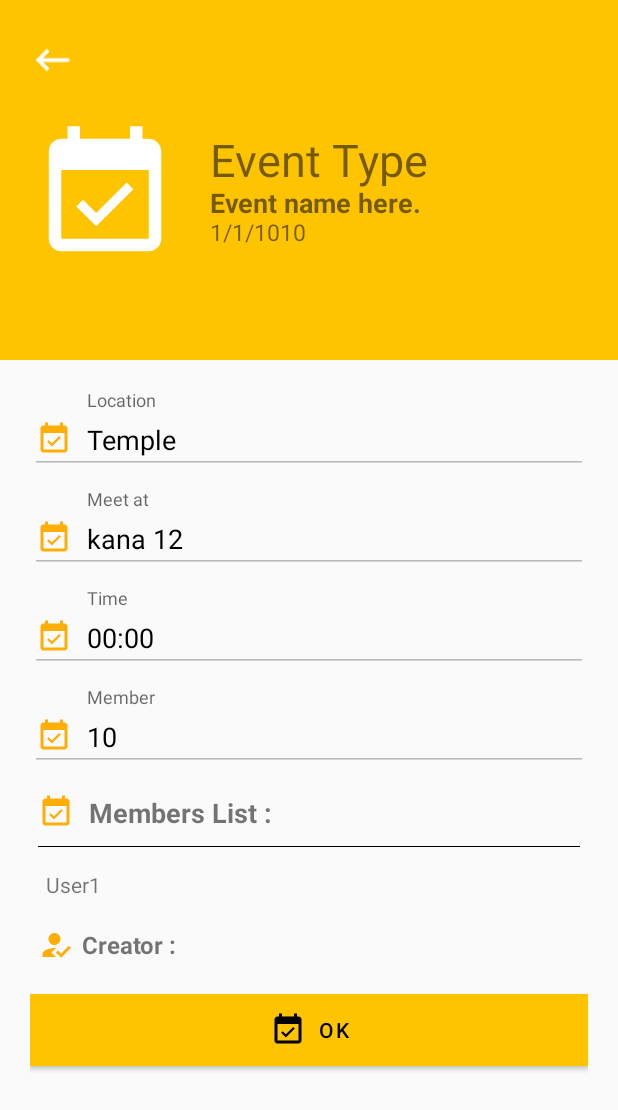
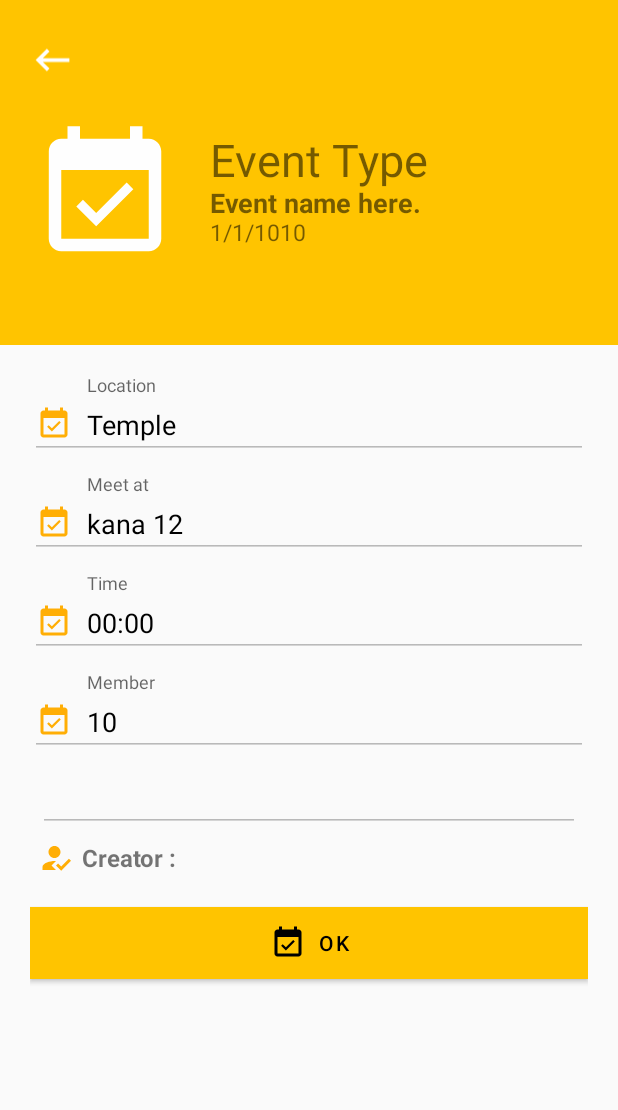
Before and after one commit to Alohadancemeow/App_demo4, an Android app: the EventReviewActivity screen opened directly, with no data from a screen before it, on a phone screen of 412 x 824 dp. Shown: the top 1110 px of the screen. Run offline under Robolectric (Android 15) with nearby library versions, the phone set to English and light mode, and no system bars; our stand-ins replace Firebase (no records; nobody signed in at launch, a user with empty details on screens opened directly); Roboto replaces fonts that are not available here.

Commit message:
Completed!! ShowAllMember

```diff
--- a/app/src/main/res/layout/activity_event_review.xml
+++ b/app/src/main/res/layout/activity_event_review.xml
@@ -7,13 +7,13 @@
     tools:context=".activity.EventReviewActivity">
 
     <LinearLayout
-        android:layout_width="wrap_content"
+        android:layout_width="match_parent"
         android:layout_height="wrap_content"
         android:orientation="vertical">
 
         <RelativeLayout
             android:layout_width="match_parent"
-            android:layout_height="240dp"
+            android:layout_height="230dp"
             android:background="#FFC400"
             android:padding="20dp">
 
@@ -148,7 +148,6 @@
                 android:id="@+id/event_review_member"
                 android:layout_width="match_parent"
                 android:layout_height="wrap_content"
-                android:layout_marginBottom="10dp"
                 android:hint="Member">
 
                 <com.google.android.material.textfield.TextInputEditText
@@ -170,46 +169,21 @@
                 android:orientation="vertical"
                 android:padding="5dp">
 
-                <TextView
+                <EditText
+                    android:id="@+id/edt_list_name"
                     android:layout_width="match_parent"
                     android:layout_height="wrap_content"
-                    android:layout_marginBottom="10dp"
-                    android:drawablePadding="10dp"
+                    android:enabled="false"
                     android:fontFamily="@font/antic"
-                    android:text="Members List :"
-                    android:textSize="18sp"
-                    android:textStyle="bold"
-                    app:drawableStartCompat="@drawable/ic_event_available_yellow" />
-
-                <View
-                    android:layout_width="match_parent"
-                    android:layout_height="0.5dp"
-                    android:layout_marginBottom="10dp"
-                    android:background="#000" />
-
-
-                <LinearLayout
-                    android:layout_width="match_parent"
-                    android:layout_height="match_parent"
-                    android:layout_margin="5dp"
-                    android:orientation="vertical">
-
-                    <TextView
-                        android:id="@+id/tv_mem1"
-                        android:layout_width="match_parent"
-                        android:layout_height="wrap_content"
-                        android:layout_marginBottom="8dp"
-                        android:text="User1" />
-
-
-                </LinearLayout>
+                    android:textColor="@android:color/tertiary_text_dark"
+                    android:textStyle="bold" />
 
                 <TextView
                     android:id="@+id/tv_creator_review"
                     android:layout_width="match_parent"
                     android:layout_height="wrap_content"
+                    android:layout_marginTop="5dp"
                     android:layout_marginBottom="10dp"
-                    android:layout_marginTop="5dp"
                     android:drawablePadding="5dp"
                     android:fontFamily="@font/antic"
                     android:gravity="center_vertical"
@@ -218,9 +192,7 @@
                     android:textStyle="bold"
                     app:drawableStartCompat="@drawable/ic_user_status_yellow" />
 
-
             </LinearLayout>
-
 
 
             <com.google.android.material.button.MaterialButton
--- a/app/src/main/res/layout/recyclerview_home_row.xml
+++ b/app/src/main/res/layout/recyclerview_home_row.xml
@@ -110,12 +110,6 @@
                 android:padding="10dp"
                 android:visibility="visible">
 
-                <!--                <View-->
-                <!--                    android:layout_width="match_parent"-->
-                <!--                    android:layout_height="0.5dp"-->
-                <!--                    android:layout_marginBottom="10dp"-->
-                <!--                    android:background="#000" />-->
-
 
                 <LinearLayout
                     android:layout_width="match_parent"
```
Also changed, not shown: app/src/main/java/com/example/app_demo4/activity/EventReviewActivity.kt (+14 -12 lines), app/src/main/java/com/example/app_demo4/fragment/HomeFragment.kt (+2 -28 lines).
